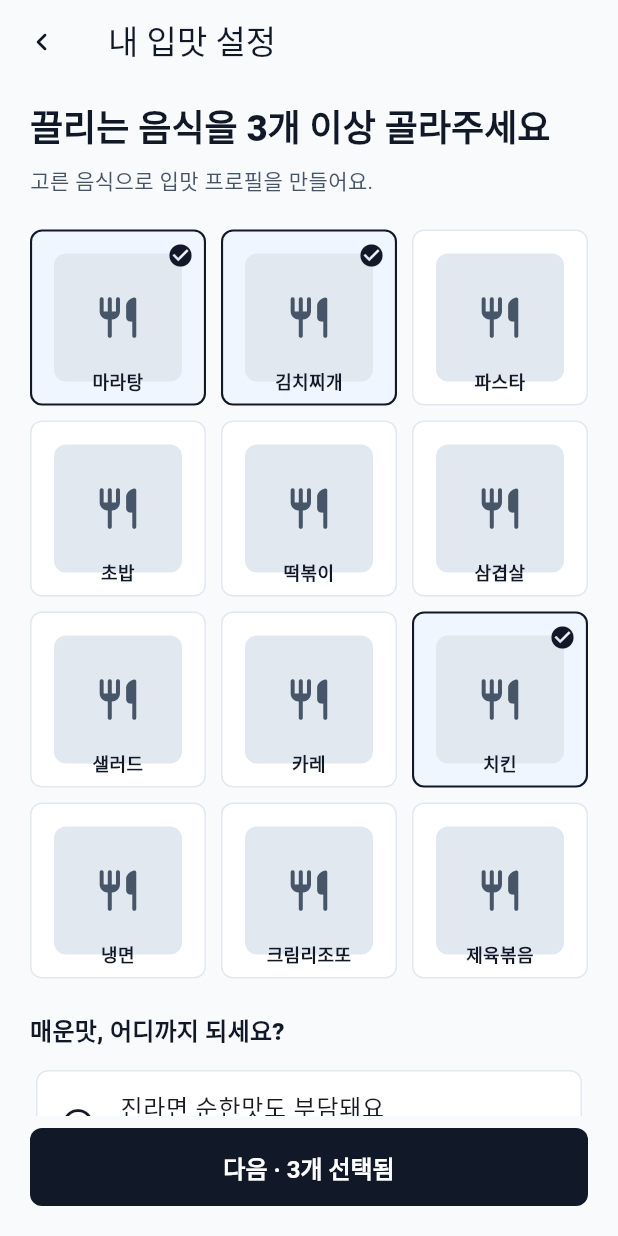
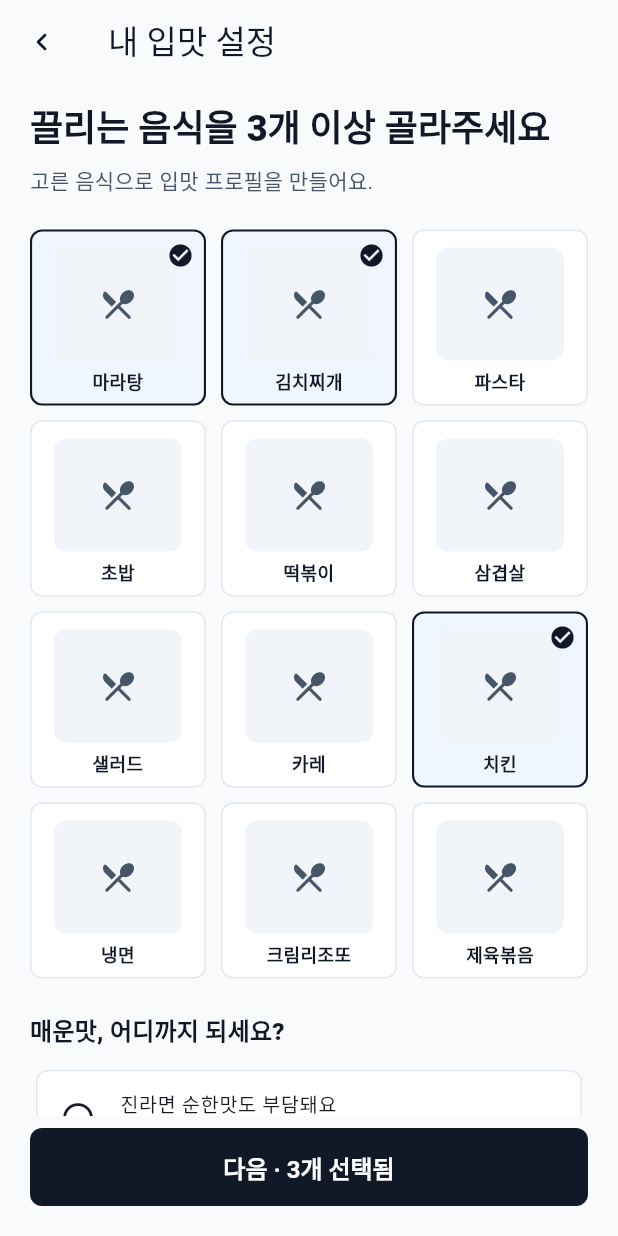
Before and after one commit to Cook-Pilot/frontend, a Flutter app: the screen it shows after launch, after a tap on "계정이 없나요? 회원가입", on a phone screen of 412 x 824 dp. Run offline on Flutter 3.47's test engine with Material 3 defaults, Android fonts, the phone set to English and light mode, and no system bars.

Commit message:
fix : MVP 화면 레이아웃 안정화

```diff
--- a/lib/features/mvp/auth_screen.dart
+++ b/lib/features/mvp/auth_screen.dart
@@ -12,14 +12,14 @@ class AuthScreen extends StatelessWidget {
   Widget build(BuildContext context) {
     return PageShell(
       children: [
-        const SizedBox(height: 70),
+        const SizedBox(height: 40),
         Center(
           child: Container(
-            width: 64,
-            height: 64,
+            width: 58,
+            height: 58,
             decoration: BoxDecoration(
               color: AppColors.ink,
-              borderRadius: BorderRadius.circular(18),
+              borderRadius: BorderRadius.circular(16),
             ),
             child: const Icon(
               Icons.local_fire_department_rounded,
@@ -28,11 +28,11 @@ class AuthScreen extends StatelessWidget {
             ),
           ),
         ),
-        const SizedBox(height: 22),
+        const SizedBox(height: 18),
         Text(
           'CookPilot',
           textAlign: TextAlign.center,
-          style: Theme.of(context).textTheme.displaySmall?.copyWith(
+          style: Theme.of(context).textTheme.headlineLarge?.copyWith(
             color: AppColors.ink,
             fontWeight: FontWeight.w900,
           ),
@@ -41,9 +41,9 @@ class AuthScreen extends StatelessWidget {
         const Text(
           '내 입맛을 기억하는 요리 파트너',
           textAlign: TextAlign.center,
-          style: TextStyle(color: AppColors.slate, fontSize: 16),
+          style: TextStyle(color: AppColors.slate, fontSize: 15),
         ),
-        const SizedBox(height: 36),
+        const SizedBox(height: 28),
         FilledButton.icon(
           style: FilledButton.styleFrom(
             backgroundColor: AppColors.accent,
@@ -132,6 +132,8 @@ class _TasteProfileScreenState extends State<TasteProfileScreen> {
       children: [
         Text(
           '끌리는 음식을 3개 이상 골라주세요',
+          maxLines: 2,
+          overflow: TextOverflow.ellipsis,
           style: Theme.of(context).textTheme.headlineSmall?.copyWith(
             fontWeight: FontWeight.w900,
             color: AppColors.ink,
@@ -179,6 +181,7 @@ class _TasteProfileScreenState extends State<TasteProfileScreen> {
               ),
               title: Text(label),
               subtitle: Text(label.startsWith('신라면') ? '맵기 2~3' : '맵기 선택'),
+              dense: true,
             ),
           ),
         ),
@@ -225,8 +228,21 @@ class _TasteOption extends StatelessWidget {
         ),
         child: Stack(
           children: [
-            const Positioned.fill(
-              child: Padding(padding: EdgeInsets.all(16), child: FoodPreview()),
+            Positioned.fill(
+              child: Padding(
+                padding: const EdgeInsets.fromLTRB(16, 12, 16, 30),
+                child: DecoratedBox(
+                  decoration: BoxDecoration(
+                    color: const Color(0xFFF1F5F9),
+                    borderRadius: BorderRadius.circular(8),
+                  ),
+                  child: const Icon(
+                    Icons.restaurant_menu_rounded,
+                    color: AppColors.slate,
+                    size: 26,
+                  ),
+                ),
+              ),
             ),
             if (selected)
               const Positioned(
--- a/lib/features/mvp/mvp_widgets.dart
+++ b/lib/features/mvp/mvp_widgets.dart
@@ -21,20 +21,37 @@ class PageShell extends StatelessWidget {
 
   @override
   Widget build(BuildContext context) {
+    final media = MediaQuery.of(context);
+    final horizontalPadding = media.size.width < 390 ? 16.0 : 20.0;
+
     return Scaffold(
       appBar: title == null
           ? null
-          : AppBar(leading: leading, title: Text(title!), actions: actions),
+          : AppBar(
+              leading: leading,
+              title: Text(title!, maxLines: 1, overflow: TextOverflow.ellipsis),
+              actions: actions,
+            ),
       body: SafeArea(
         child: ListView(
-          padding: const EdgeInsets.fromLTRB(20, 12, 20, 24),
+          padding: EdgeInsets.fromLTRB(
+            horizontalPadding,
+            12,
+            horizontalPadding,
+            24,
+          ),
           children: children,
         ),
       ),
       bottomNavigationBar: bottom == null
           ? null
           : SafeArea(
-              minimum: const EdgeInsets.fromLTRB(20, 8, 20, 20),
+              minimum: EdgeInsets.fromLTRB(
+                horizontalPadding,
+                8,
+                horizontalPadding,
+                20,
+              ),
               child: bottom!,
             ),
     );
@@ -101,6 +118,8 @@ class FoodTile extends StatelessWidget {
                   children: [
                     Text(
                       title,
+                      maxLines: 1,
+                      overflow: TextOverflow.ellipsis,
                       style: const TextStyle(
                         fontWeight: FontWeight.w800,
                         color: AppColors.ink,
@@ -109,6 +128,8 @@ class FoodTile extends StatelessWidget {
                     const SizedBox(height: 4),
                     Text(
                       subtitle,
+                      maxLines: 2,
+                      overflow: TextOverflow.ellipsis,
                       style: const TextStyle(color: AppColors.slate),
                     ),
                   ],
@@ -137,7 +158,11 @@ class FoodPreview extends StatelessWidget {
       width: width,
       height: height,
       decoration: BoxDecoration(
-        color: const Color(0xFFE2E8F0),
+        gradient: const LinearGradient(
+          begin: Alignment.topLeft,
+          end: Alignment.bottomRight,
+          colors: [Color(0xFFEFF6FF), Color(0xFFE2E8F0)],
+        ),
         borderRadius: BorderRadius.circular(8),
       ),
       child: Icon(
@@ -197,6 +222,8 @@ class RecipeHeroCard extends StatelessWidget {
               const SizedBox(height: 14),
               Text(
                 recipe.title,
+                maxLines: 1,
+                overflow: TextOverflow.ellipsis,
                 style: Theme.of(context).textTheme.headlineSmall?.copyWith(
                   fontWeight: FontWeight.w900,
                   color: AppColors.ink,
@@ -205,6 +232,8 @@ class RecipeHeroCard extends StatelessWidget {
               const SizedBox(height: 6),
               Text(
                 '${recipe.minutes}분 · ${recipe.difficulty} · 2인분 · ★ ${recipe.rating}',
+                maxLines: 1,
+                overflow: TextOverflow.ellipsis,
                 style: const TextStyle(color: AppColors.slate),
               ),
               const SizedBox(height: 12),
@@ -252,6 +281,8 @@ class InfoStrip extends StatelessWidget {
               children: [
                 Text(
                   title,
+                  maxLines: 1,
+                  overflow: TextOverflow.ellipsis,
                   style: const TextStyle(
                     fontWeight: FontWeight.w800,
                     color: AppColors.ink,
```
Also changed, not shown: lib/features/mvp/cook_flow_screens.dart (+66 -15 lines), lib/features/mvp/main_shell.dart (+7 -0 lines).
